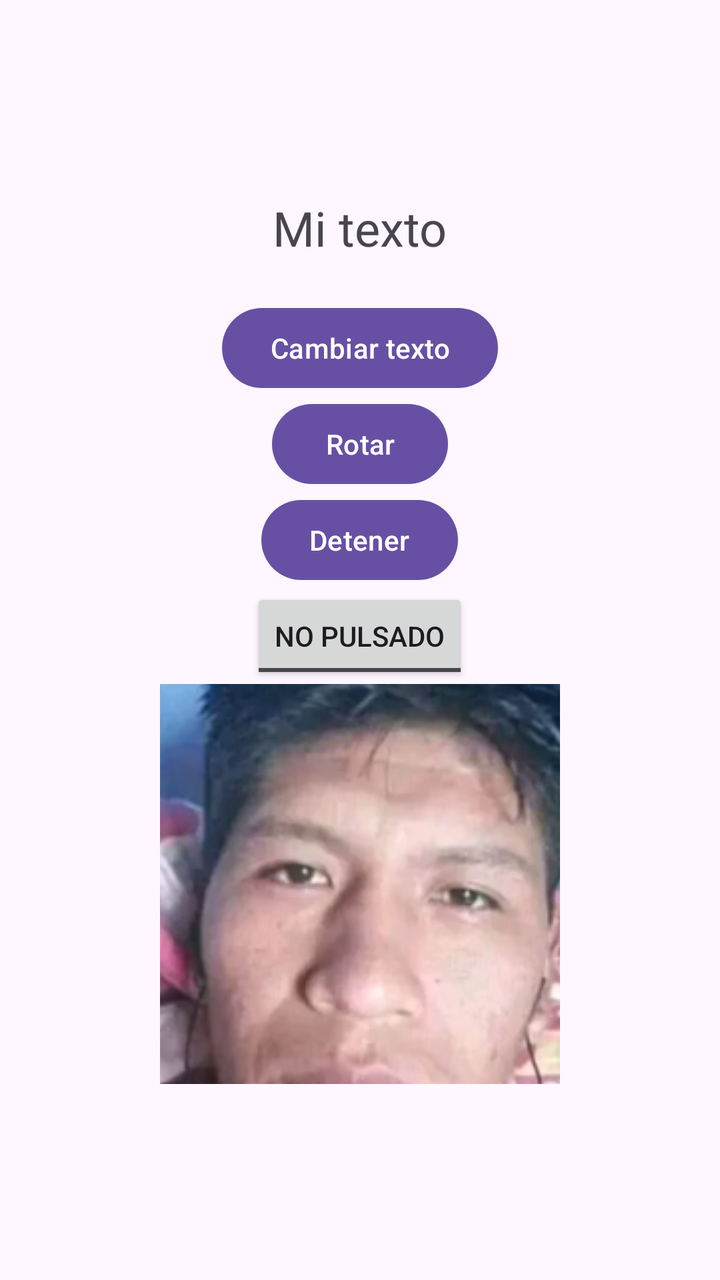
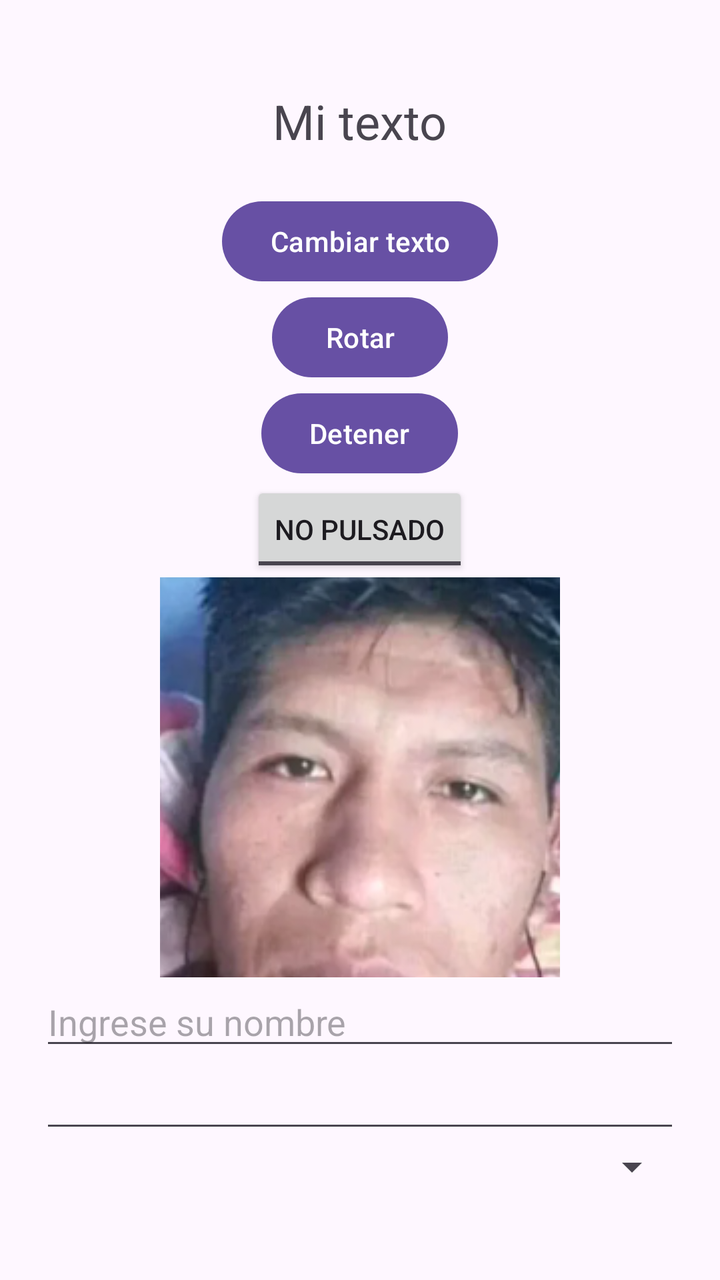

Compare the two renders of this Android layout. The source of the first and the diff that turns it into the second are given below.
<!-- AndroidManifest.xml: application theme Theme.Tema4 -->
<!-- res/layout/activity_main.xml -->
<LinearLayout
    xmlns:android="http://schemas.android.com/apk/res/android"
    android:layout_width="match_parent"
    android:layout_height="match_parent"
    android:orientation="vertical"
    android:gravity="center"
    android:padding="20dp">

    <TextView
        android:id="@+id/texto"
        android:layout_width="wrap_content"
        android:layout_height="wrap_content"
        android:text="Mi texto"
        android:textSize="24sp"
        android:layout_marginBottom="20dp" />

    <Button
        android:id="@+id/boton1"
        android:layout_width="wrap_content"
        android:layout_height="wrap_content"
        android:text="Cambiar texto" />

    <Button
        android:id="@+id/boton2"
        android:layout_width="wrap_content"
        android:layout_height="wrap_content"
        android:text="Rotar" />

    <Button
        android:id="@+id/boton3"
        android:layout_width="wrap_content"
        android:layout_height="wrap_content"
        android:text="Detener" />
    <ToggleButton
        android:layout_width="wrap_content"
        android:layout_height="wrap_content"
        android:id="@+id/miToggleButton"
        android:textOn="LogToggleButton"
        android:textOff="No Pulsado"
        android:text="Pulsado" />
    <ImageButton
        android:id="@+id/miImageButton"
        android:layout_width="200dp"
        android:layout_height="200dp"
        android:src="@drawable/imagen1"
        />



</LinearLayout>
<!-- resources referenced by this layout -->
<resources>
  <!-- drawable imagen1: png bitmap (drawable, 181461 bytes) -->
  <style name="Theme.Tema4" parent="Base.Theme.Tema4" />
  <style name="Base.Theme.Tema4" parent="Theme.Material3.DayNight.NoActionBar">
          
          
      </style>
</resources>

<!-- the commit's change to res/layout/activity_main.xml (unified diff, before → after) -->
@@ -1,7 +1,7 @@
-<LinearLayout
-    xmlns:android="http://schemas.android.com/apk/res/android"
+<LinearLayout xmlns:android="http://schemas.android.com/apk/res/android"
     android:layout_width="match_parent"
     android:layout_height="match_parent"
+    xmlns:app="http://schemas.android.com/apk/res-auto"
     android:orientation="vertical"
     android:gravity="center"
     android:padding="20dp">
@@ -45,6 +45,33 @@
         android:src="@drawable/imagen1"
         />
 
+    <EditText
+        android:id="@+id/numero"
+        android:layout_width="match_parent"
+        android:layout_height="wrap_content"
+        android:hint="Ingrese su nombre"
+        android:inputType="text"
+        android:imeOptions="actionNext"/>
+    <AutoCompleteTextView
+        android:id="@+id/miTexto"
+        android:layout_width="match_parent"
+        android:layout_height="wrap_content"
+        android:completionHint="Elige una opcion"
+        android:completionThreshold="1"
+        app:layout_constraintBottom_toBottomOf="parent"
+        app:layout_constraintEnd_toEndOf="parent"
+        app:layout_constraintStart_toStartOf="parent"
+        app:layout_constraintTop_toTopOf="parent" />
+    <Spinner
+        android:layout_width="match_parent"
+        android:layout_height="wrap_content"
+        android:id="@+id/miSpinner"
+        app:layout_constraintBottom_toBottomOf="parent"
+        app:layout_constraintEnd_toEndOf="parent"
+        app:layout_constraintStart_toStartOf="parent"
+        app:layout_constraintTop_toTopOf="parent"
+        />
+
 
 
 </LinearLayout>
